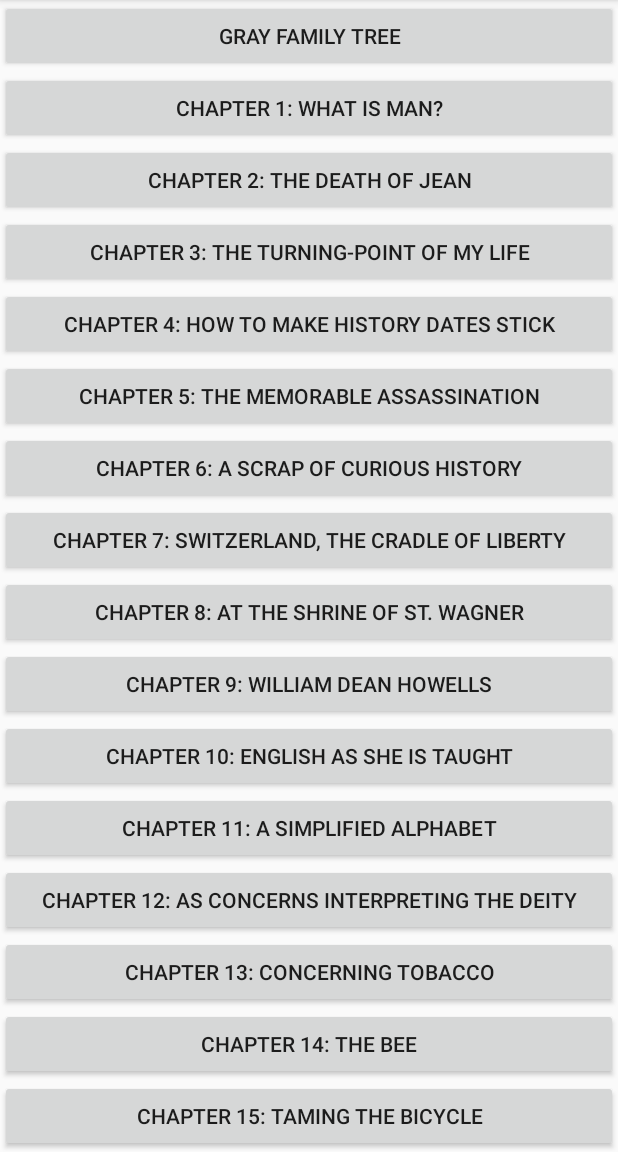
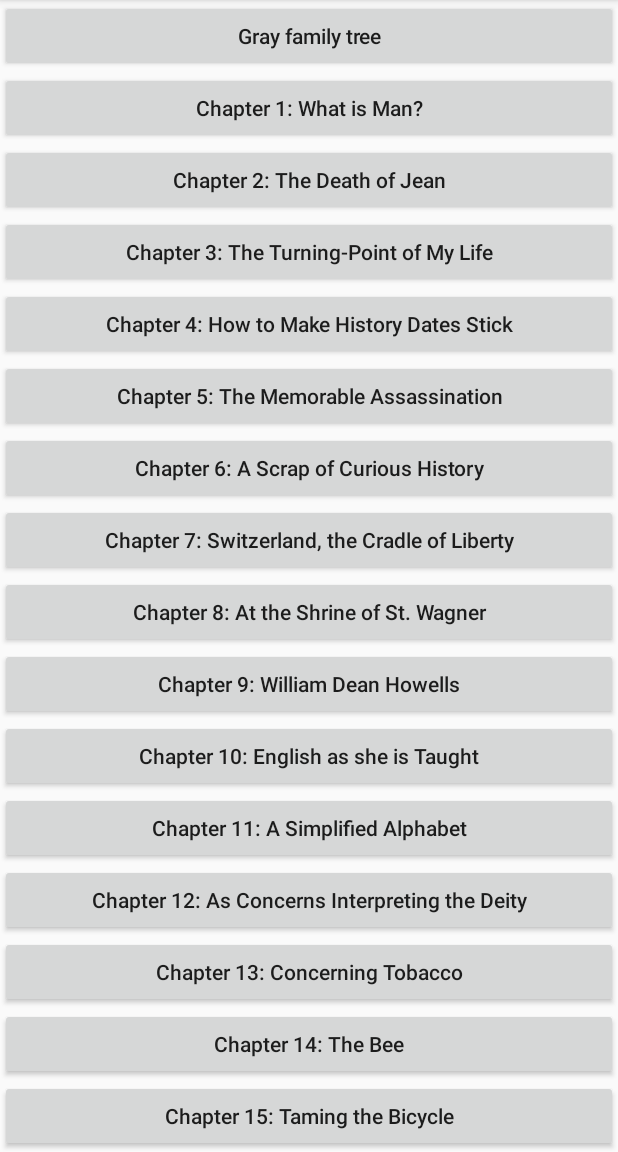
Before and after one commit to markgray/TreeViewer, an Android app: the ChromeFileActivity screen opened directly, with no data from a screen before it, on a phone screen of 412 x 824 dp, the part 84-1236 px from its top. Run offline under Robolectric (Android 15) with nearby library versions, the phone set to English and light mode, and no system bars.

Commit message:
Added android:textAllCaps="false" to my style (Buttons look much better)

```diff
--- a/app/src/main/java/com/example/android/treeviewer/ChromeFileActivity.kt
+++ b/app/src/main/java/com/example/android/treeviewer/ChromeFileActivity.kt
@@ -3,12 +3,15 @@ package com.example.android.treeviewer
 import android.annotation.SuppressLint
 import android.content.Intent
 import android.net.Uri
-import androidx.appcompat.app.AppCompatActivity
 import android.os.Bundle
 import android.view.View
 import android.view.ViewGroup
 import android.widget.*
+import androidx.appcompat.app.AppCompatActivity
 
+/**
+ * This activity allows the user to choose a html file and have it displayed by Chrome.
+ */
 class ChromeFileActivity : AppCompatActivity() {
 
     private lateinit var htmlFileButtonHolder: LinearLayout
@@ -25,9 +28,9 @@ class ChromeFileActivity : AppCompatActivity() {
         super.onCreate(savedInstanceState)
         setContentView(R.layout.activity_chrome_file)
 
-        htmlWaiting = findViewById(R.id.html_waiting)
-        htmlChapterScrollView = findViewById(R.id.html_file_books_scrollView)
-        htmlFileButtonHolder = findViewById(R.id.html_file_buttons)
+        htmlWaiting = findViewById(R.id.chrome_waiting)
+        htmlChapterScrollView = findViewById(R.id.chrome_file_scrollView)
+        htmlFileButtonHolder = findViewById(R.id.chrome_file_buttons)
         for (i in resourceIDS.indices) {
             addButton(resourceIDS[i], titles[i], htmlFileButtonHolder)
         }
@@ -67,6 +70,7 @@ class ChromeFileActivity : AppCompatActivity() {
     }
 
     companion object {
+
         val resourceIDS = intArrayOf(
             R.raw.graytree,
             R.raw.chapter1,
--- a/app/src/main/res/layout/activity_chrome_file.xml
+++ b/app/src/main/res/layout/activity_chrome_file.xml
@@ -8,13 +8,13 @@
     tools:ignore="MergeRootFrame">
 
     <ScrollView
-        android:id="@+id/html_file_books_scrollView"
+        android:id="@+id/chrome_file_scrollView"
         android:layout_width="match_parent"
         android:layout_height="match_parent"
         tools:ignore="UselessParent">
 
         <LinearLayout
-            android:id="@+id/html_file_buttons"
+            android:id="@+id/chrome_file_buttons"
             android:layout_width="match_parent"
             android:layout_height="wrap_content"
             android:orientation="vertical">
@@ -23,7 +23,7 @@
     </ScrollView>
 
     <TextView
-        android:id="@+id/html_waiting"
+        android:id="@+id/chrome_waiting"
         android:layout_width="match_parent"
         android:layout_height="match_parent"
         android:textSize="60sp"
--- a/app/src/main/res/values/styles.xml
+++ b/app/src/main/res/values/styles.xml
@@ -6,6 +6,7 @@
         <item name="colorPrimary">@color/colorPrimary</item>
         <item name="colorPrimaryDark">@color/colorPrimaryDark</item>
         <item name="colorAccent">@color/colorAccent</item>
+        <item name="android:textAllCaps">false</item>
     </style>
 
     <style name="AppTheme.NoActionBar">
```
